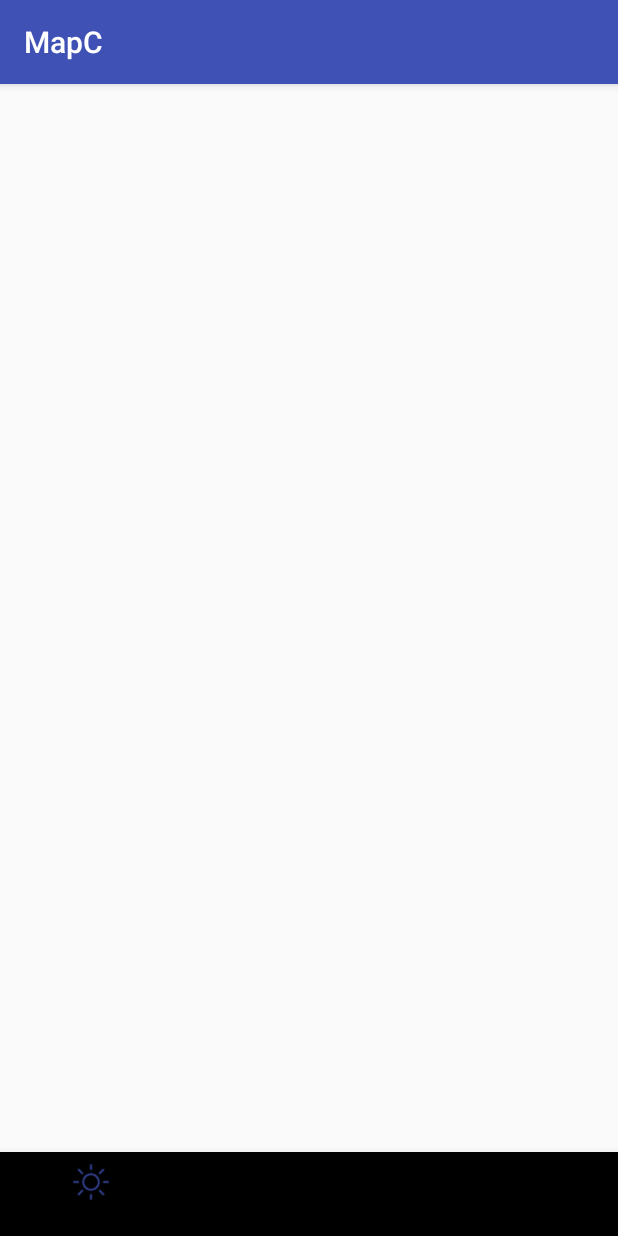
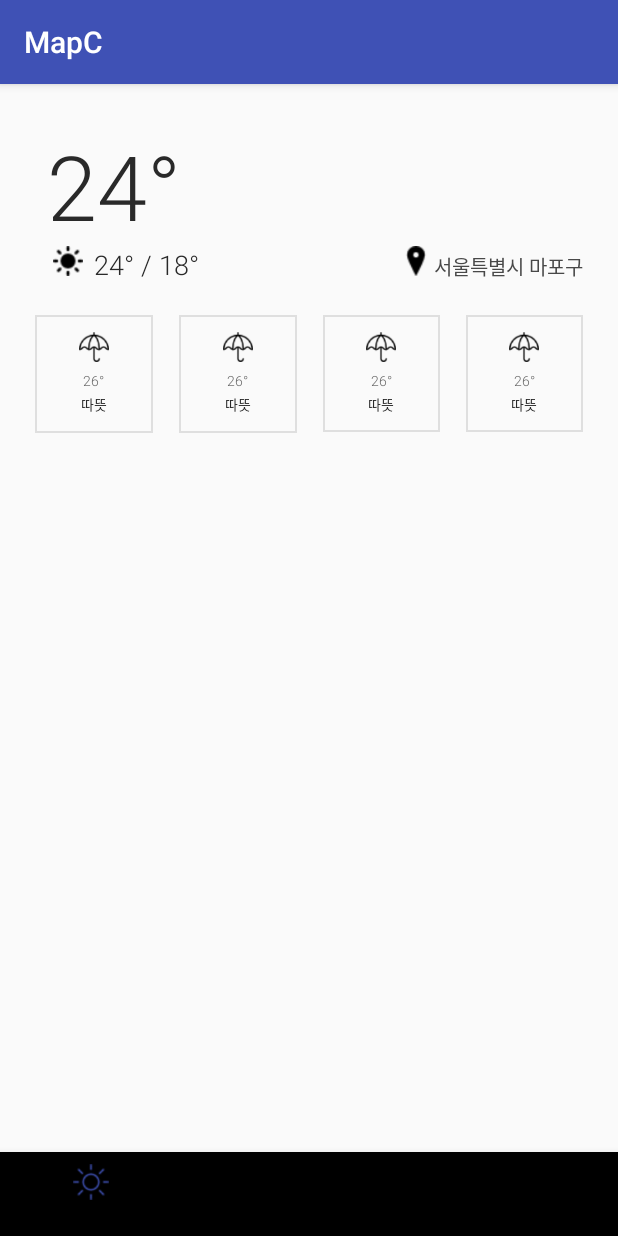
Before and after one commit to Mash-Up-MapC/MapC-android, an Android app: the screen it shows after launch (MainActivity), on a phone screen of 412 x 824 dp. Run offline under Robolectric (Android 15) with nearby library versions, the phone set to English and light mode, and no system bars; our stand-ins replace data binding.

Commit message:
날씨정보 뷰 추가

```diff
--- a/app/src/main/java/mashup/kr/mapc/ui/main/home/HomeFragment.java
+++ b/app/src/main/java/mashup/kr/mapc/ui/main/home/HomeFragment.java
@@ -9,6 +9,7 @@ import android.view.View;
 import android.view.ViewGroup;
 
 import mashup.kr.mapc.R;
+import mashup.kr.mapc.ui.main.home.view.WeatherSummaryView;
 
 public class HomeFragment extends Fragment {
 
@@ -24,7 +25,6 @@ public class HomeFragment extends Fragment {
     }
 
     public static HomeFragment newInstance() {
-
         Bundle args = new Bundle();
 
         HomeFragment fragment = new HomeFragment();
--- /dev/null
+++ b/app/src/main/java/mashup/kr/mapc/ui/main/home/view/WeatherSummaryView.java
@@ -0,0 +1,30 @@
+package mashup.kr.mapc.ui.main.home.view;
+
+import android.content.Context;
+import android.support.annotation.NonNull;
+import android.support.annotation.Nullable;
+import android.util.AttributeSet;
+import android.widget.FrameLayout;
+
+import mashup.kr.mapc.R;
+
+public class WeatherSummaryView extends FrameLayout {
+
+    public WeatherSummaryView(@NonNull Context context) {
+        super(context);
+
+        init();
+    }
+
+    public WeatherSummaryView(@NonNull Context context, @Nullable AttributeSet attrs) {
+        super(context, attrs);
+
+        init();
+    }
+
+    private void init() {
+        inflate(getContext(), R.layout.view_weather_summary, this);
+    }
+
+
+}
--- /dev/null
+++ b/app/src/main/res/drawable/border_gray.xml
@@ -0,0 +1,6 @@
+<?xml version="1.0" encoding="utf-8"?>
+<shape xmlns:android="http://schemas.android.com/apk/res/android">
+    <stroke
+        android:width="1dp"
+        android:color="#46979797" />
+</shape>
--- a/app/src/main/res/layout/fragment_home.xml
+++ b/app/src/main/res/layout/fragment_home.xml
@@ -14,6 +14,10 @@
             android:layout_height="wrap_content"
             android:orientation="vertical">
 
+            <mashup.kr.mapc.ui.main.home.view.WeatherSummaryView
+                android:layout_width="match_parent"
+                android:layout_height="wrap_content" />
+
         </LinearLayout>
 
     </ScrollView>
--- /dev/null
+++ b/app/src/main/res/layout/view_weather_info_card.xml
@@ -0,0 +1,72 @@
+<?xml version="1.0" encoding="utf-8"?>
+<layout xmlns:android="http://schemas.android.com/apk/res/android"
+    xmlns:app="http://schemas.android.com/apk/res-auto"
+    xmlns:tools="http://schemas.android.com/tools">
+
+    <data>
+
+        <variable
+            name="title"
+            type="String" />
+    </data>
+
+    <LinearLayout
+        android:layout_weight="1"
+        android:layout_width="match_parent"
+        android:layout_height="wrap_content"
+        android:orientation="vertical">
+
+        <android.support.constraint.ConstraintLayout
+            android:layout_width="match_parent"
+            android:layout_height="wrap_content">
+
+            <LinearLayout
+                android:layout_width="match_parent"
+                android:layout_height="0dp"
+                android:background="@drawable/border_gray"
+                android:gravity="center"
+                android:orientation="vertical"
+                app:layout_constraintDimensionRatio="1:1">
+
+                <ImageView
+                    android:layout_width="20dp"
+                    android:layout_height="20dp"
+                    android:src="@drawable/icon_umbrella_black" />
+
+                <TextView
+                    android:layout_width="wrap_content"
+                    android:layout_height="wrap_content"
+                    android:layout_marginTop="6dp"
+                    android:fontFamily="sans-serif-light"
+                    android:gravity="center_horizontal"
+                    android:text="26°"
+                    android:textColor="#676767"
+                    android:textSize="9sp"
+                    android:textStyle="normal" />
+
+                <TextView
+                    android:layout_width="wrap_content"
+                    android:layout_height="wrap_content"
+                    android:layout_marginTop="2dp"
+                    android:gravity="center_horizontal"
+                    android:text="따뜻"
+                    android:textColor="#292929"
+                    android:textSize="9sp" />
+            </LinearLayout>
+
+        </android.support.constraint.ConstraintLayout>
+
+        <TextView
+            android:layout_width="wrap_content"
+            android:layout_height="wrap_content"
+            android:layout_gravity="center_horizontal"
+            android:layout_marginTop="4dp"
+            android:gravity="center_horizontal"
+            android:text="@{title}"
+            android:textColor="#292929"
+            tools:text="체감온도"
+            android:textSize="11sp" />
+
+    </LinearLayout>
+
+</layout>
--- /dev/null
+++ b/app/src/main/res/layout/view_weather_summary.xml
@@ -0,0 +1,106 @@
+<?xml version="1.0" encoding="utf-8"?>
+<layout xmlns:android="http://schemas.android.com/apk/res/android"
+    xmlns:app="http://schemas.android.com/apk/res-auto">
+
+    <LinearLayout
+        android:layout_width="match_parent"
+        android:layout_height="match_parent"
+        android:orientation="vertical"
+        android:paddingBottom="21dp"
+        android:paddingEnd="23dp"
+        android:paddingStart="23dp"
+        android:paddingTop="27dp">
+
+        <TextView
+            android:layout_width="wrap_content"
+            android:layout_height="wrap_content"
+            android:layout_marginStart="8dp"
+            android:fontFamily="sans-serif-light"
+            android:gravity="center_horizontal"
+            android:text="24°"
+            android:textColor="#292929"
+            android:textSize="60sp"
+            android:textStyle="normal" />
+
+        <LinearLayout
+            android:layout_width="match_parent"
+            android:layout_height="wrap_content"
+            android:layout_gravity="center_vertical"
+            android:layout_marginStart="12dp"
+            android:orientation="horizontal">
+
+            <ImageView
+                android:layout_width="20dp"
+                android:layout_height="20dp"
+                android:src="@drawable/icon_sun_black" />
+
+            <TextView
+                android:layout_width="wrap_content"
+                android:layout_height="wrap_content"
+                android:layout_marginStart="7dp"
+                android:fontFamily="sans-serif-light"
+                android:gravity="center_horizontal"
+                android:text="24° / 18°"
+                android:textColor="#292929"
+                android:textSize="18sp"
+                android:textStyle="normal" />
+
+            <Space
+                android:layout_width="match_parent"
+                android:layout_height="wrap_content"
+                android:layout_weight="1" />
+
+            <ImageView
+                android:layout_width="20dp"
+                android:layout_height="20dp"
+                android:src="@drawable/icon_gps_black" />
+
+            <TextView
+                android:layout_width="wrap_content"
+                android:layout_height="wrap_content"
+                android:layout_marginStart="2dp"
+                android:gravity="center_horizontal"
+                android:text="서울특별시 마포구"
+                android:textColor="#484848"
+                android:textSize="13sp" />
+        </LinearLayout>
+
+        <LinearLayout
+            android:layout_width="match_parent"
+            android:layout_height="wrap_content"
+            android:layout_marginTop="21dp"
+            android:orientation="horizontal">
+
+            <include
+                layout="@layout/view_weather_info_card"
+                app:title="@{`체감온도`}" />
+
+            <Space
+                android:layout_width="17dp"
+                android:layout_height="wrap_content" />
+
+            <include
+                layout="@layout/view_weather_info_card"
+                app:title="@{`습도`}" />
+
+            <Space
+                android:layout_width="17dp"
+                android:layout_height="wrap_content" />
+
+            <include
+                layout="@layout/view_weather_info_card"
+                app:title="@{`바람세기`}" />
+
+            <Space
+                android:layout_width="17dp"
+                android:layout_height="wrap_content" />
+
+            <include
+                layout="@layout/view_weather_info_card"
+                app:title="@{`미세먼지`}" />
+
+        </LinearLayout>
+
+    </LinearLayout>
+
+</layout>
```
Also changed, not shown: app/src/main/res/drawable/icon_gps_black.png (added), app/src/main/res/drawable/icon_sun_black.png (added), app/src/main/res/drawable/icon_umbrella_black.png (added).
